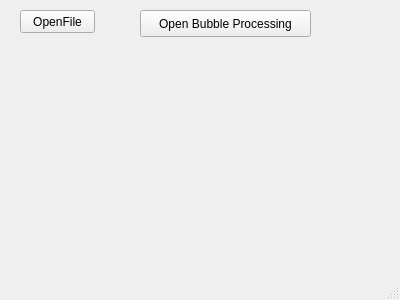
Above: src/dialog/MainWindow.ui from hkaraoguz/ISLFramework before the change. Below: the same form after it.
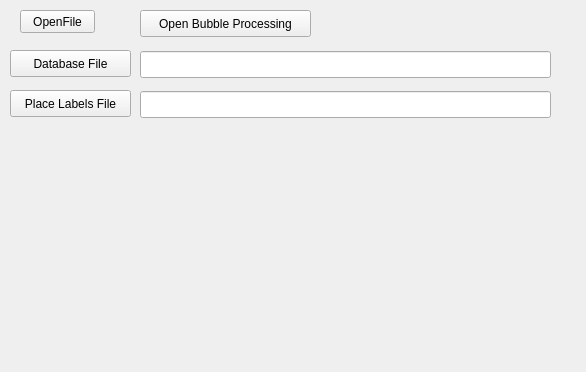
That is the form after the change.

Commit message: Database uzerinde calismalar devam. Ana pencereye database ve label dosyasi secme eklendi

```diff
--- a/src/dialog/MainWindow.ui
+++ b/src/dialog/MainWindow.ui
@@ -6,8 +6,8 @@
    <rect>
     <x>0</x>
     <y>0</y>
-    <width>400</width>
-    <height>300</height>
+    <width>586</width>
+    <height>372</height>
    </rect>
   </property>
   <property name="windowTitle">
@@ -40,8 +40,56 @@
      <string>Open Bubble Processing</string>
     </property>
    </widget>
+   <widget class="QLineEdit" name="lEditDBFilePath">
+    <property name="geometry">
+     <rect>
+      <x>140</x>
+      <y>51</y>
+      <width>411</width>
+      <height>27</height>
+     </rect>
+    </property>
+   </widget>
+   <widget class="QPushButton" name="butChooseDBFile">
+    <property name="geometry">
+     <rect>
+      <x>10</x>
+      <y>50</y>
+      <width>121</width>
+      <height>27</height>
+     </rect>
+    </property>
+    <property name="text">
+     <string>Database File</string>
+    </property>
+   </widget>
+   <widget class="QLineEdit" name="lEditPlaceLabelsFilePath">
+    <property name="geometry">
+     <rect>
+      <x>140</x>
+      <y>91</y>
+      <width>411</width>
+      <height>27</height>
+     </rect>
+    </property>
+    <property name="text">
+     <string/>
+    </property>
+   </widget>
+   <widget class="QPushButton" name="butPlaceLabelsFile">
+    <property name="geometry">
+     <rect>
+      <x>10</x>
+      <y>90</y>
+      <width>121</width>
+      <height>27</height>
+     </rect>
+    </property>
+    <property name="text">
+     <string>Place Labels File</string>
+    </property>
+   </widget>
   </widget>
-  <widget class="QStatusBar" name="statusBar"/>
  </widget>
  <layoutdefault spacing="6" margin="11"/>
  <resources/>
```
The commit also changes 8 other files.
